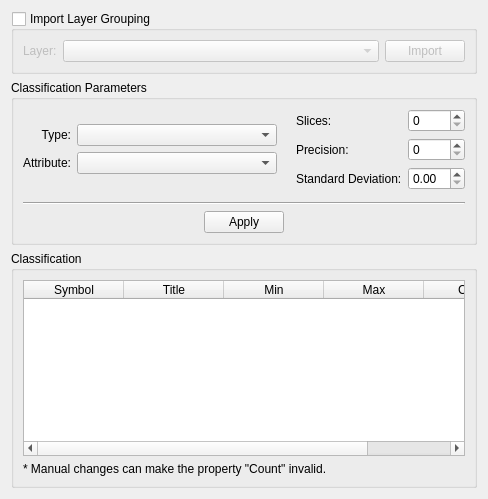
Above: src/terralib/qt/widgets/se/ui/GroupingWidgetForm.ui from claudiobogossian/terralib5 before the change. Below: the same form after it.
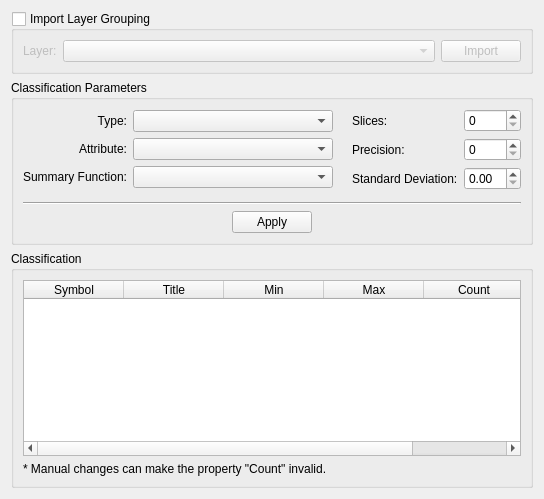
That is the form after the change.

What changed in the file:
```diff
--- a/src/terralib/qt/widgets/se/ui/GroupingWidgetForm.ui
+++ b/src/terralib/qt/widgets/se/ui/GroupingWidgetForm.ui
@@ -6,7 +6,7 @@
    <rect>
     <x>0</x>
     <y>0</y>
-    <width>487</width>
+    <width>536</width>
     <height>499</height>
    </rect>
   </property>
@@ -137,6 +137,16 @@
                     </property>
                    </widget>
                   </item>
+                  <item row="2" column="0">
+                   <widget class="QLabel" name="m_summaryLabel">
+                    <property name="text">
+                     <string>Summary Function:</string>
+                    </property>
+                    <property name="alignment">
+                     <set>Qt::AlignRight|Qt::AlignTrailing|Qt::AlignVCenter</set>
+                    </property>
+                   </widget>
+                  </item>
                  </layout>
                 </item>
                 <item row="0" column="1">
@@ -173,6 +183,9 @@
                     </property>
                    </widget>
                   </item>
+                  <item row="2" column="0">
+                   <widget class="QComboBox" name="m_summaryComboBox"/>
+                  </item>
                  </layout>
                 </item>
                </layout>
```
